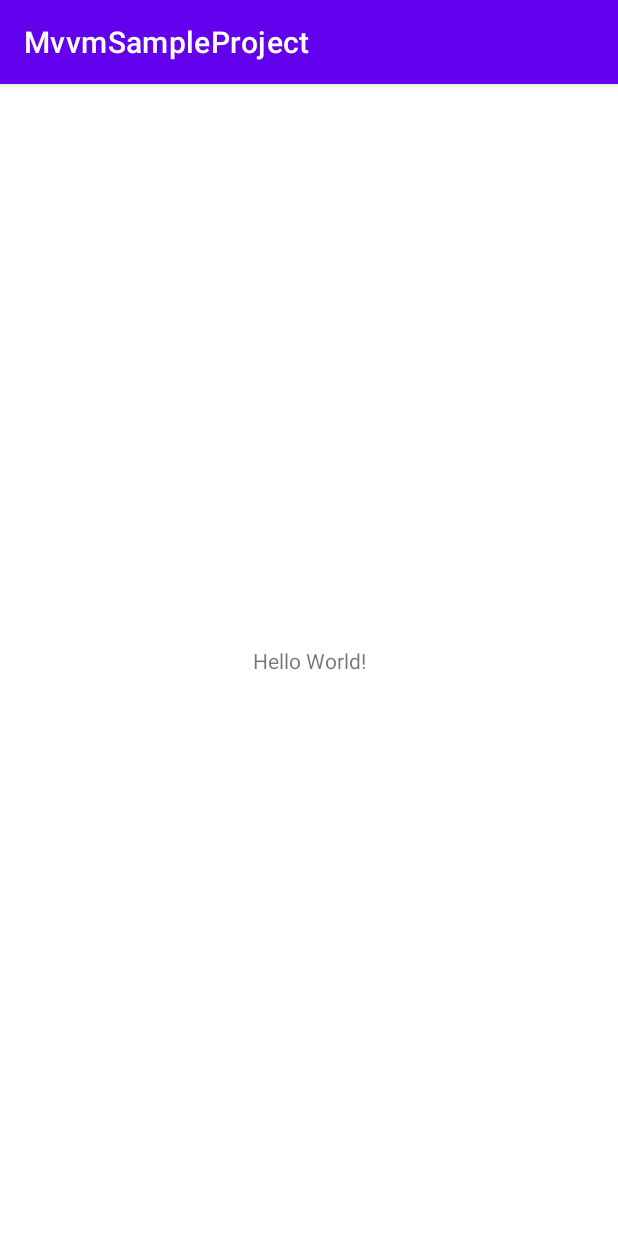
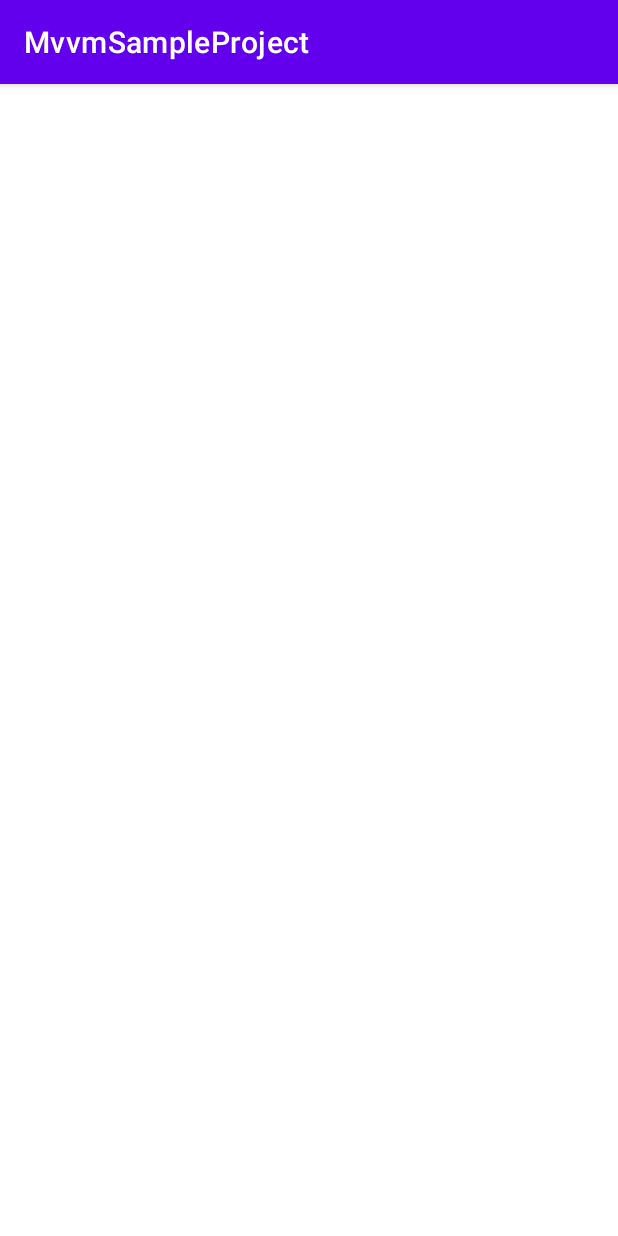
Before and after one commit to seonoh/MvvmSampleProject, an Android app: the screen it shows after launch (MainActivity), on a phone screen of 412 x 824 dp. Run offline under Robolectric (Android 15) with nearby library versions, the phone set to English and light mode, and no system bars.

```diff
--- a/app/src/main/java/com/example/seonoh/mvvmsampleproject/MainActivity.kt
+++ b/app/src/main/java/com/example/seonoh/mvvmsampleproject/MainActivity.kt
@@ -6,6 +6,5 @@ import android.os.Bundle
 class MainActivity : AppCompatActivity() {
     override fun onCreate(savedInstanceState: Bundle?) {
         super.onCreate(savedInstanceState)
-        setContentView(R.layout.activity_main)
     }
 }
```
